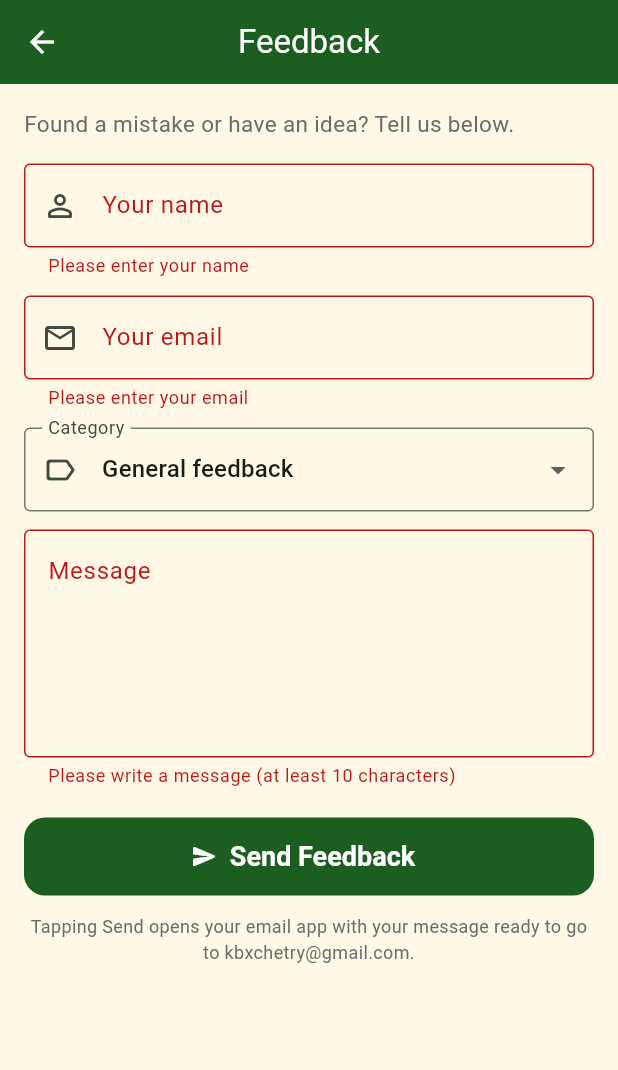
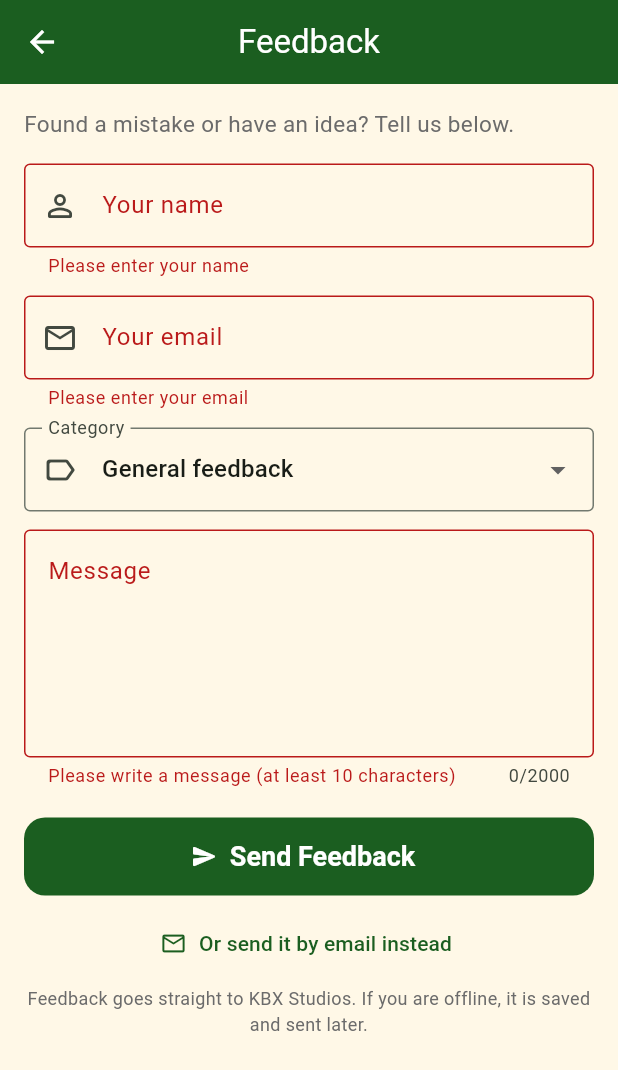
Before and after one commit to khems9p-coder/assam-crossword, a Flutter app: the FeedbackScreen screen opened by its route, after a tap on "Send Feedback", on a phone screen of 412 x 824 dp. Shown: the top 1070 px of the screen. Run offline on Flutter 3.47's test engine with Material 3 defaults, Android fonts, the phone set to English and light mode, and no system bars; our stand-ins replace audioplayers, cloud_firestore, connectivity_plus, firebase_auth, firebase_core, material_ui and 2 more; accounts and stored records are empty.

Commit message:
Phase 14B: in-app feedback with offline queue

```diff
--- a/lib/main.dart
+++ b/lib/main.dart
@@ -12,6 +12,7 @@ import 'services/auth_service.dart';
 import 'services/cloud_service.dart';
 import 'services/connectivity_service.dart';
 import 'services/daily_service.dart';
+import 'services/feedback_service.dart';
 import 'services/local_store.dart';
 import 'services/sound_service.dart';
 import 'theme/app_theme.dart';
@@ -49,6 +50,7 @@ Future<void> main() async {
     );
     AuthService.instance.start();
     CloudService.instance.start();
+    FeedbackService.instance.start();
     debugPrint('Firebase connected: ${Firebase.app().options.projectId}');
   } catch (error) {
     debugPrint('Firebase not available: $error');
--- a/lib/screens/feedback_screen.dart
+++ b/lib/screens/feedback_screen.dart
@@ -1,6 +1,7 @@
 import 'package:material_ui/material_ui.dart';
 
 import '../services/contact_service.dart';
+import '../services/feedback_service.dart';
 import '../theme/app_theme.dart';
 import '../utils/constants.dart';
 
@@ -41,32 +42,69 @@ class _FeedbackScreenState extends State<FeedbackScreen> {
     }
     setState(() => _sending = true);
 
-    final String body = 'Name: ${_name.text.trim()}\n'
-        'Email: ${_email.text.trim()}\n'
-        'Category: $_category\n\n'
-        '${_message.text.trim()}\n\n'
-        'Sent from ${AppConstants.appName} ${AppConstants.appVersion}';
-
-    final bool opened = await ContactService.openEmail(
-      subject: '${AppConstants.appName} feedback: $_category',
-      body: body,
+    final FeedbackOutcome outcome = await FeedbackService.instance.submit(
+      name: _name.text,
+      email: _email.text,
+      category: _category,
+      message: _message.text,
     );
 
     if (!mounted) {
       return;
     }
     setState(() => _sending = false);
-    ScaffoldMessenger.of(context).showSnackBar(
-      SnackBar(
+    _message.clear();
+    await showDialog<void>(
+      context: context,
+      builder: (dialogContext) => AlertDialog(
+        icon: Icon(
+          outcome == FeedbackOutcome.sent
+              ? Icons.check_circle_rounded
+              : Icons.schedule_send_rounded,
+          color: AppColors.forestGreen,
+          size: 48,
+        ),
+        title: Text(
+          outcome == FeedbackOutcome.sent ? 'Thank you!' : 'Saved',
+        ),
         content: Text(
-          opened
-              ? 'Your email app has opened. Tap Send there to deliver '
-                  'your feedback.'
-              : "Couldn't open an email app. Please write to "
-                  '${AppConstants.contactEmail}.',
+          outcome == FeedbackOutcome.sent
+              ? 'Your feedback has been sent to ${AppConstants.developer}.'
+              : "You're offline right now. Your feedback is saved on this "
+                  'device and will be sent automatically when you are back '
+                  'online.',
         ),
+        actions: [
+          TextButton(
+            onPressed: () => Navigator.of(dialogContext).pop(),
+            child: const Text('OK'),
+          ),
+        ],
       ),
     );
+  }
+
+  /// The old way: write the same message in the email app instead.
+  Future<void> _sendByEmail() async {
+    final String body = 'Name: ${_name.text.trim()}\n'
+        'Email: ${_email.text.trim()}\n'
+        'Category: $_category\n\n'
+        '${_message.text.trim()}\n\n'
+        'Sent from ${AppConstants.appName} ${AppConstants.appVersion}';
+    final bool opened = await ContactService.openEmail(
+      subject: '${AppConstants.appName} feedback: $_category',
+      body: body,
+    );
+    if (!opened && mounted) {
+      ScaffoldMessenger.of(context).showSnackBar(
+        const SnackBar(
+          content: Text(
+            "Couldn't open an email app. Please write to "
+            '${AppConstants.contactEmail}.',
+          ),
+        ),
+      );
+    }
   }
 
   @override
@@ -150,6 +188,7 @@ class _FeedbackScreenState extends State<FeedbackScreen> {
                     controller: _message,
                     minLines: 5,
                     maxLines: 10,
+                    maxLength: 2000,
                     decoration: const InputDecoration(
                       labelText: 'Message',
                       alignLabelWithHint: true,
@@ -168,10 +207,16 @@ class _FeedbackScreenState extends State<FeedbackScreen> {
                     icon: const Icon(Icons.send_rounded),
                     label: const Text('Send Feedback'),
                   ),
-                  const SizedBox(height: 12),
+                  const SizedBox(height: 8),
+                  TextButton.icon(
+                    onPressed: _sendByEmail,
+                    icon: const Icon(Icons.email_outlined),
+                    label: const Text('Or send it by email instead'),
+                  ),
+                  const SizedBox(height: 4),
                   Text(
-                    'Tapping Send opens your email app with your message '
-                    'ready to go to ${AppConstants.contactEmail}.',
+                    'Feedback goes straight to ${AppConstants.developer}. '
+                    'If you are offline, it is saved and sent later.',
                     textAlign: TextAlign.center,
                     style: TextStyle(fontSize: 12, color: AppColors.grey),
                   ),
--- a/lib/services/local_store.dart
+++ b/lib/services/local_store.dart
@@ -15,6 +15,9 @@ class LocalStore {
   static const String keyPuzzles = 'puzzles_v1';
   static const String keyBestTimes = 'best_times_v1';
   static const String keyDaily = 'daily_v1';
+  // Unsent feedback. Not removed by 'Clear local data', so nothing
+  // the player wrote is lost before it is delivered.
+  static const String keyFeedback = 'feedback_v1';
 
   static const List<String> _allKeys = [
     keySettings,
```
Also changed, not shown: lib/services/feedback_service.dart (added, +129 -0 lines), 2 other files.
